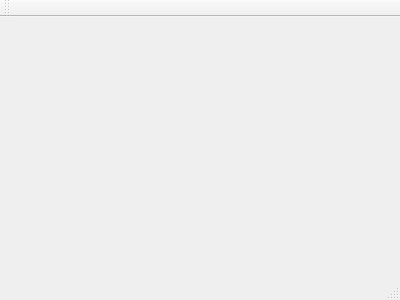
The window that ccs/mainwindow.ui (bisegni/chaosframework) describes before a commit, drawn with Qt 5.
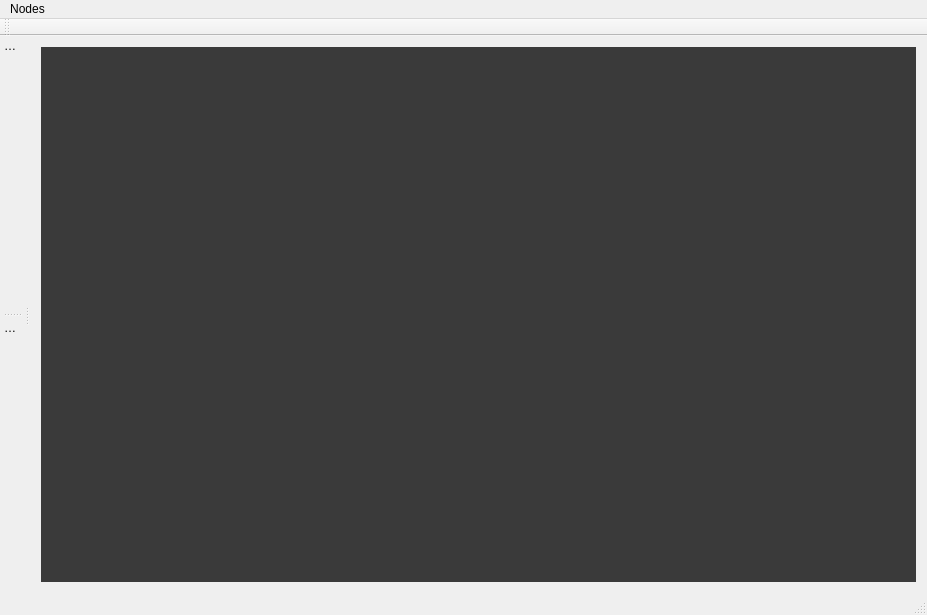
The same window after the commit.

Commit message: implemented the feature of the multi address channel ha feature. Added also the test/echo message rpc for testing purpose Squashed commits: - fixed the css search result view and server side. Now the mongodbaccesso live in the service common directory - added new empty object taht permit to define the data and async operation into ccs application - fixed data access logic now the string are no more needed. the ccs search result now use the API "searchNode" - added some code to the searchNode api - fixed application workflow - added the stilton of the ccs application in qt

The edit to the form file:
```diff
--- a/ccs/mainwindow.ui
+++ b/ccs/mainwindow.ui
@@ -1,24 +1,146 @@
 <ui version="4.0">
  <class>MainWindow</class>
- <widget class="QMainWindow" name="MainWindow" >
-  <property name="geometry" >
+ <widget class="QMainWindow" name="MainWindow">
+  <property name="geometry">
    <rect>
     <x>0</x>
     <y>0</y>
-    <width>400</width>
-    <height>300</height>
+    <width>927</width>
+    <height>615</height>
    </rect>
   </property>
   <property name="windowTitle" >
    <string>MainWindow</string>
   </property>
-  <widget class="QMenuBar" name="menuBar" />
-  <widget class="QToolBar" name="mainToolBar" />
-  <widget class="QWidget" name="centralWidget" />
-  <widget class="QStatusBar" name="statusBar" />
+  <property name="dockOptions">
+   <set>QMainWindow::AllowNestedDocks|QMainWindow::AllowTabbedDocks|QMainWindow::AnimatedDocks|QMainWindow::VerticalTabs</set>
+  </property>
+  <widget class="QWidget" name="centralWidget">
+   <layout class="QVBoxLayout" name="verticalLayout">
+    <item>
+     <widget class="QMdiArea" name="mdiAreaEditor">
+      <property name="verticalScrollBarPolicy">
+       <enum>Qt::ScrollBarAsNeeded</enum>
+      </property>
+      <property name="horizontalScrollBarPolicy">
+       <enum>Qt::ScrollBarAsNeeded</enum>
+      </property>
+      <property name="background">
+       <brush brushstyle="SolidPattern">
+        <color alpha="255">
+         <red>58</red>
+         <green>58</green>
+         <blue>58</blue>
+        </color>
+       </brush>
+      </property>
+      <property name="viewMode">
+       <enum>QMdiArea::SubWindowView</enum>
+      </property>
+      <property name="documentMode">
+       <bool>false</bool>
+      </property>
+      <property name="tabsClosable">
+       <bool>true</bool>
+      </property>
+      <property name="tabsMovable">
+       <bool>true</bool>
+      </property>
+      <property name="tabPosition">
+       <enum>QTabWidget::North</enum>
+      </property>
+     </widget>
+    </item>
+   </layout>
+  </widget>
+  <widget class="QMenuBar" name="menuBar">
+   <property name="geometry">
+    <rect>
+     <x>0</x>
+     <y>0</y>
+     <width>927</width>
+     <height>22</height>
+    </rect>
+   </property>
+   <property name="nativeMenuBar">
+    <bool>false</bool>
+   </property>
+   <widget class="QMenu" name="menuNodes">
+    <property name="font">
+     <font>
+      <pointsize>12</pointsize>
+     </font>
+    </property>
+    <property name="title">
+     <string>Nodes</string>
+    </property>
+    <addaction name="actionOpen_Node"/>
+   </widget>
+   <addaction name="menuNodes"/>
+  </widget>
+  <widget class="QToolBar" name="mainToolBar">
+   <attribute name="toolBarArea">
+    <enum>TopToolBarArea</enum>
+   </attribute>
+   <attribute name="toolBarBreak">
+    <bool>false</bool>
+   </attribute>
+  </widget>
+  <widget class="QStatusBar" name="statusBar"/>
+  <widget class="QDockWidget" name="dockCommand">
+   <property name="minimumSize">
+    <size>
+     <width>0</width>
+     <height>0</height>
+    </size>
+   </property>
+   <property name="features">
+    <set>QDockWidget::DockWidgetMovable</set>
+   </property>
+   <property name="allowedAreas">
+    <set>Qt::LeftDockWidgetArea</set>
+   </property>
+   <property name="windowTitle">
+    <string>Command</string>
+   </property>
+   <attribute name="dockWidgetArea">
+    <number>1</number>
+   </attribute>
+   <widget class="QWidget" name="dockWidgetContents_2"/>
+  </widget>
+  <widget class="QDockWidget" name="dockCommandSpecific">
+   <property name="floating">
+    <bool>false</bool>
+   </property>
+   <property name="features">
+    <set>QDockWidget::DockWidgetMovable</set>
+   </property>
+   <property name="allowedAreas">
+    <set>Qt::BottomDockWidgetArea|Qt::LeftDockWidgetArea</set>
+   </property>
+   <property name="windowTitle">
+    <string>Command Specific</string>
+   </property>
+   <attribute name="dockWidgetArea">
+    <number>1</number>
+   </attribute>
+   <widget class="QWidget" name="dockWidgetContents"/>
+  </widget>
+  <action name="actionOpen_Node">
+   <property name="text">
+    <string>Open Node</string>
+   </property>
+   <property name="font">
+    <font>
+     <pointsize>11</pointsize>
+    </font>
+   </property>
+   <property name="shortcut">
+    <string>Ctrl+O</string>
+   </property>
+  </action>
  </widget>
- <layoutDefault spacing="6" margin="11" />
- <pixmapfunction></pixmapfunction>
+ <layoutdefault spacing="6" margin="11"/>
  <resources/>
  <connections/>
 </ui>
```
Left out of the diff: 5 changed lines with no effect on the pictures. The commit also changes 74 other files.
